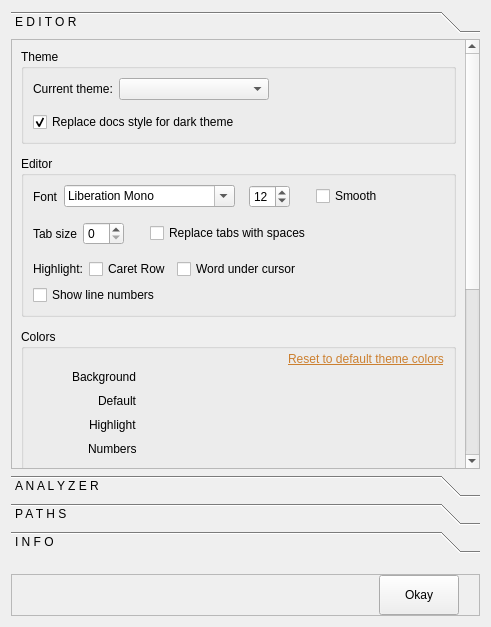
Before: the Qt Designer form prefsdialog.ui in engor/Jentos.Code, drawn with Qt 5.
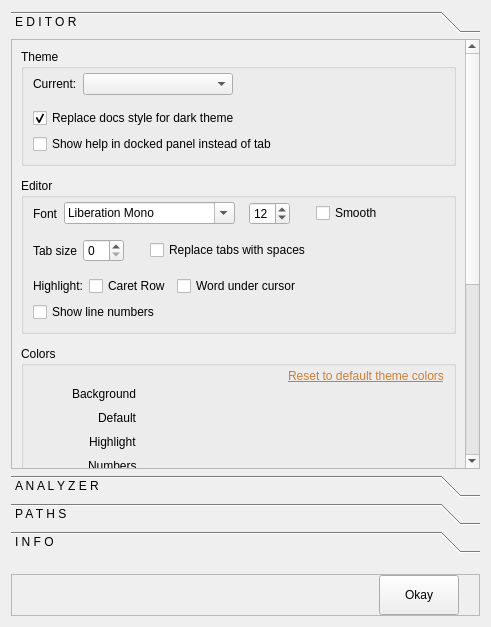
After: the same form once the commit is applied. Custom widgets are drawn as their Qt base class.

Commit message: update window title according with current open document.

What changed in the file:
```diff
--- a/prefsdialog.ui
+++ b/prefsdialog.ui
@@ -73,7 +73,7 @@
             <x>0</x>
             <y>0</y>
             <width>454</width>
-            <height>710</height>
+            <height>724</height>
            </rect>
           </property>
           <layout class="QVBoxLayout" name="verticalLayout_5">
@@ -86,10 +86,13 @@
               <string>Theme</string>
              </property>
              <layout class="QVBoxLayout" name="verticalLayout_13">
+              <property name="topMargin">
+               <number>4</number>
+              </property>
               <item>
                <layout class="QVBoxLayout" name="verticalLayout_12">
                 <property name="spacing">
-                 <number>12</number>
+                 <number>6</number>
                 </property>
                 <property name="topMargin">
                  <number>0</number>
@@ -110,7 +113,7 @@
                     <number>0</number>
                    </property>
                    <property name="bottomMargin">
-                    <number>0</number>
+                    <number>7</number>
                    </property>
                    <item>
                     <widget class="QLabel" name="label_4">
@@ -121,7 +124,7 @@
                       </sizepolicy>
                      </property>
                      <property name="text">
-                      <string>Current theme:</string>
+                      <string>Current:</string>
                      </property>
                     </widget>
                    </item>
@@ -170,6 +173,19 @@
                   </property>
                  </widget>
                 </item>
+                <item>
+                 <widget class="QCheckBox" name="checkBoxShowHelpInDock">
+                  <property name="sizePolicy">
+                   <sizepolicy hsizetype="Fixed" vsizetype="Fixed">
+                    <horstretch>0</horstretch>
+                    <verstretch>0</verstretch>
+                   </sizepolicy>
+                  </property>
+                  <property name="text">
+                   <string>Show help in docked panel instead of tab</string>
+                  </property>
+                 </widget>
+                </item>
                </layout>
               </item>
              </layout>
@@ -181,6 +197,9 @@
               <string>Editor</string>
              </property>
              <layout class="QVBoxLayout" name="verticalLayout_8">
+              <property name="topMargin">
+               <number>4</number>
+              </property>
               <item>
                <layout class="QHBoxLayout" name="horizontalLayout_6">
                 <property name="spacing">
@@ -1240,13 +1259,6 @@
              </layout>
             </widget>
            </item>
-           <item>
-            <widget class="QCheckBox" name="checkBoxShowHelpInDock">
-             <property name="text">
-              <string>Show help in docked panel instead of tab</string>
-             </property>
-            </widget>
-           </item>
            <item>
             <widget class="QCheckBox" name="checkBoxCheckUpdates">
              <property name="statusTip">
```
Left out of the diff: 30 changed lines with no effect on the pictures. The commit also changes 2 other files.
